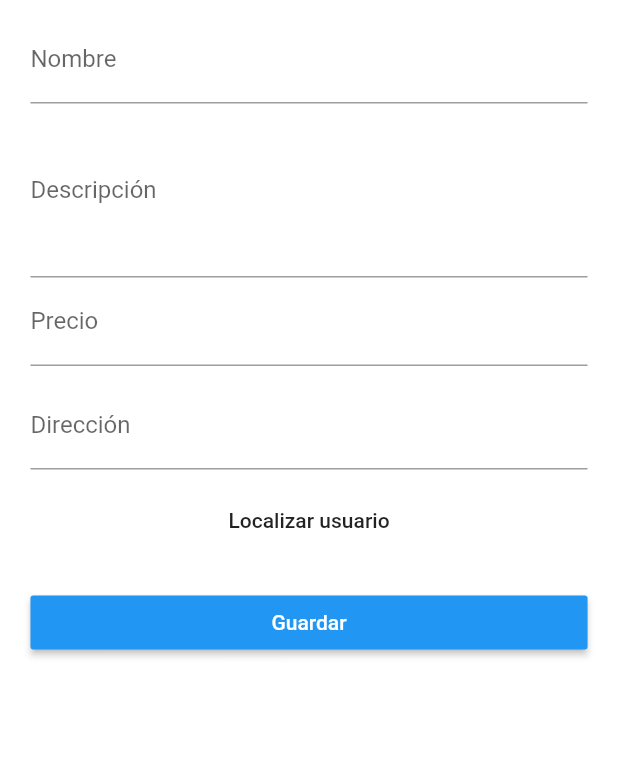
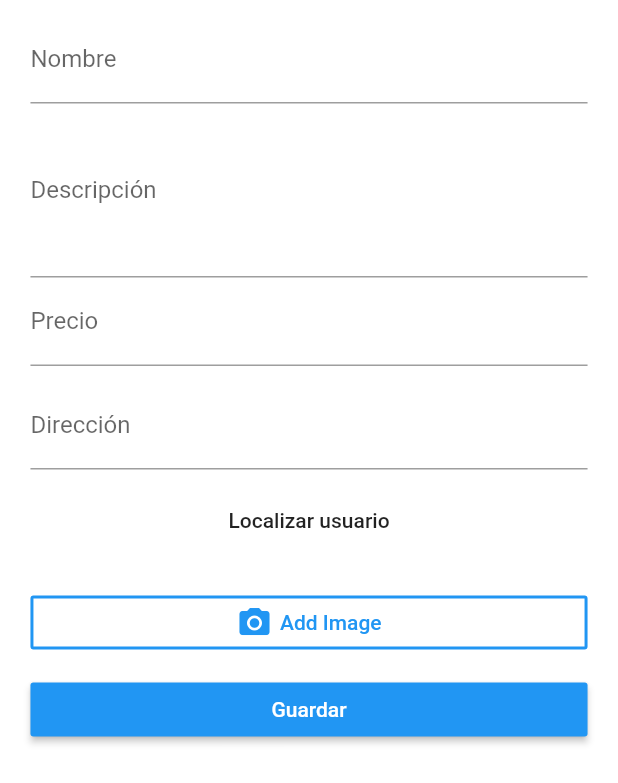
Before and after one commit to dmarquina/flutter_course, a Flutter app: the ProductEditPage screen opened directly, on a phone screen of 412 x 824 dp. Shown: the top 783 px of the screen. Run offline on Flutter 3.47's test engine with Material 2 defaults, Android fonts, the phone set to English and light mode, and no system bars; our stand-ins replace image_picker, location, rxdart, shared_preferences; missing offline and left inert: map_view; accounts and stored records are empty; statements that could not run were skipped.

Commit message:
camera access

```diff
--- a/lib/pages/product_edit.dart
+++ b/lib/pages/product_edit.dart
@@ -1,5 +1,6 @@
 import 'package:flutter/material.dart';
 import 'package:flutter_course/models/location_data.dart';
+import 'package:flutter_course/widgets/form_inputs/image.dart';
 import 'package:scoped_model/scoped_model.dart';
 
 import '../models/product.dart';
@@ -122,6 +123,10 @@ class _ProductEditPageState extends State<ProductEditPage> {
               SizedBox(
                 height: 10.0,
               ),
+              ImageInput(),
+              SizedBox(
+                height: 10.0,
+              ),
               _buildSubmitButton()
             ],
           ),
--- /dev/null
+++ b/lib/widgets/form_inputs/image.dart
@@ -0,0 +1,81 @@
+import 'dart:io';
+
+import 'package:flutter/material.dart';
+import 'package:image_picker/image_picker.dart';
+
+class ImageInput extends StatefulWidget {
+  @override
+  _ImageInputState createState() => _ImageInputState();
+}
+
+class _ImageInputState extends State<ImageInput> {
+  void _getImage(BuildContext context, ImageSource source) {
+    ImagePicker.pickImage(source: source, maxWidth: 400.0).then((File image) {
+      Navigator.pop(context);
+    });
+  }
+
+  void _openImagePicker(BuildContext context) {
+    showModalBottomSheet(
+        context: context,
+        builder: (BuildContext context) {
+          return Container(
+            height: 180.0,
+            padding: EdgeInsets.all(10.0),
+            child: Column(
+              children: <Widget>[
+                Text(
+                  'Elige una foto',
+                  style: TextStyle(fontWeight: FontWeight.bold),
+                ),
+                SizedBox(
+                  height: 10.0,
+                ),
+                FlatButton(
+                  textColor: Theme.of(context).primaryColor,
+                  child: Text('Usar cámara'),
+                  onPressed: () {
+                    _getImage(context, ImageSource.camera);
+                  },
+                ),
+                SizedBox(
+                  height: 10.0,
+                ),
+                FlatButton(
+                  textColor: Theme.of(context).primaryColor,
+                  child: Text('Usar galeria'),
+                  onPressed: () {
+                    _getImage(context, ImageSource.gallery);
+                  },
+                ),
+              ],
+            ),
+          );
+        });
+  }
+
+  @override
+  Widget build(BuildContext context) {
+    final buttonColor = Theme.of(context).primaryColor;
+    return Column(
+      children: <Widget>[
+        OutlineButton(
+          borderSide: BorderSide(width: 2.0, color: buttonColor),
+          onPressed: () {
+            _openImagePicker(context);
+          },
+          child: Row(
+            mainAxisAlignment: MainAxisAlignment.center,
+            children: <Widget>[
+              Icon(Icons.camera_alt, color: buttonColor),
+              SizedBox(
+                width: 5.0,
+              ),
+              Text('Add Image', style: TextStyle(color: buttonColor))
+            ],
+          ),
+        )
+      ],
+    );
+  }
+}
--- a/pubspec.yaml
+++ b/pubspec.yaml
@@ -24,6 +24,7 @@ dependencies:
   shared_preferences: ^0.5.0
   rxdart: ^0.20.0
   location: ^1.4.1
+  image_picker: ^0.5.0+1
   map_view:
     git:
       url: git://github.com/maxschwarzmueller/flutter_google_map_view
```
Also changed, not shown: 1 other file.
